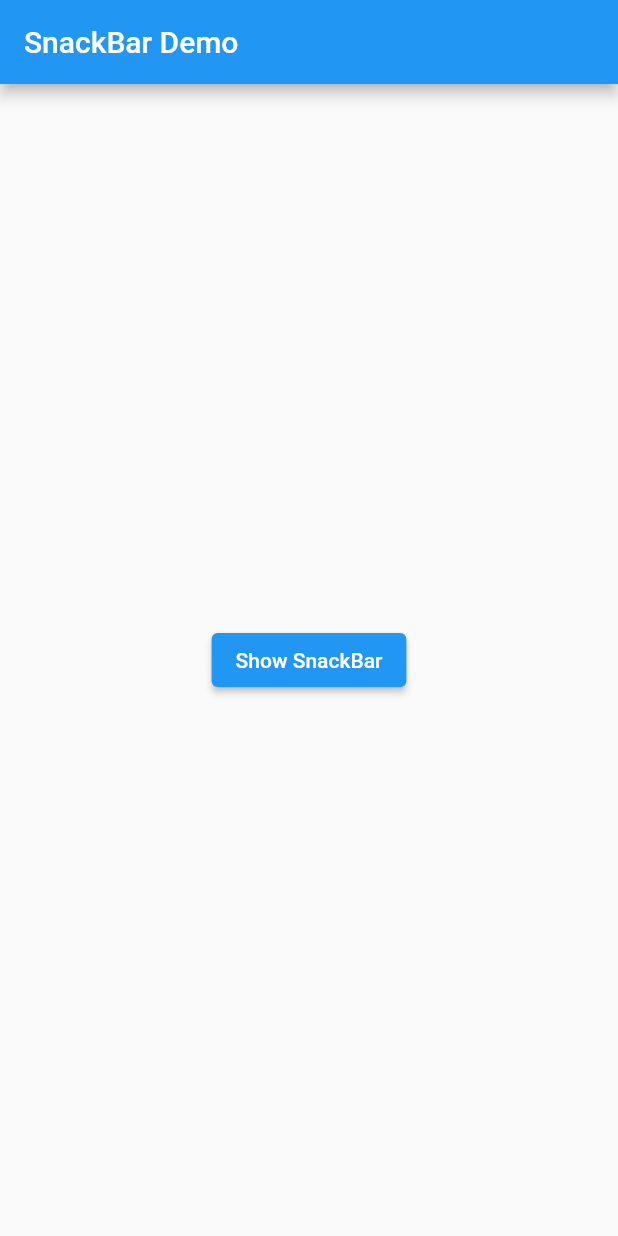
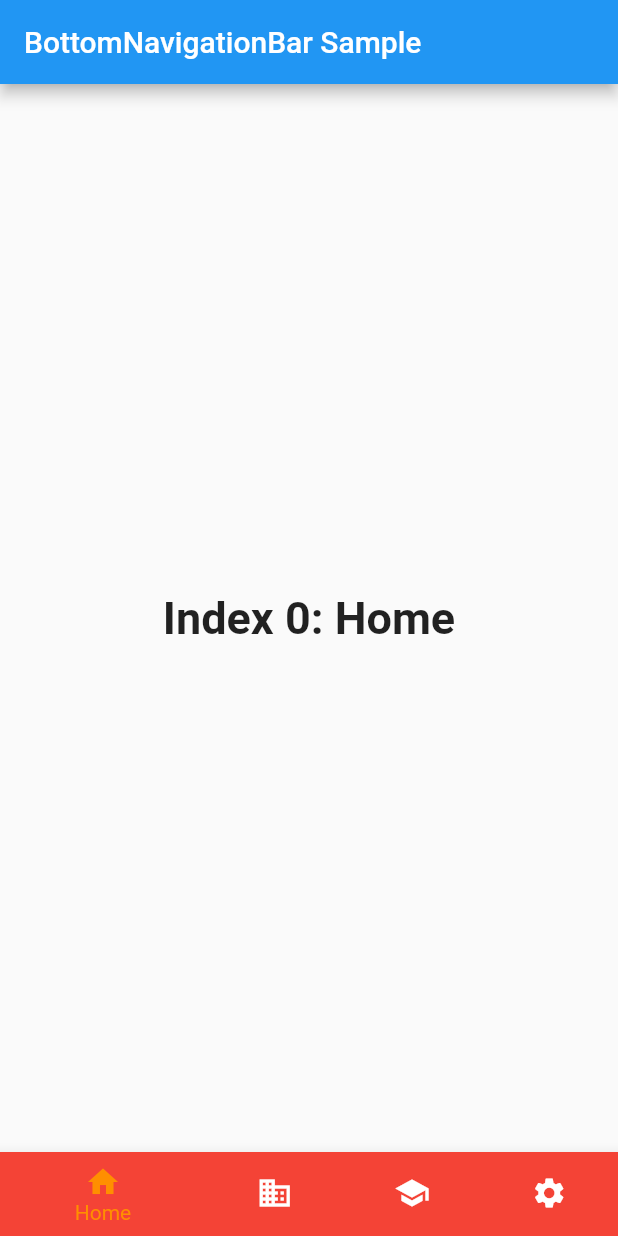
Before and after one commit to UmairAhmed85/FlutterPractise, a Flutter app: the screen it shows after launch, on a phone screen of 412 x 824 dp. Run offline on Flutter 3.47's test engine with Material 2 defaults, Android fonts, the phone set to English and light mode, and no system bars.

Commit message:
Bottom Navigation

```diff
--- a/lib/main.dart
+++ b/lib/main.dart
@@ -1,48 +1,94 @@
 import 'package:flutter/material.dart';
 
-void main() => runApp(const SnackBarDemo());
+/// Flutter code sample for [BottomNavigationBar].
 
-class SnackBarDemo extends StatelessWidget {
-  const SnackBarDemo({super.key});
+void main() => runApp(const BottomNavigationBarExampleApp());
+
+class BottomNavigationBarExampleApp extends StatelessWidget {
+  const BottomNavigationBarExampleApp({super.key});
 
   @override
   Widget build(BuildContext context) {
-    return MaterialApp(
-      title: 'SnackBar Demo',
-      home: Scaffold(
-        appBar: AppBar(
-          title: const Text('SnackBar Demo'),
-        ),
-        body: const SnackBarPage(),
+    return const MaterialApp(
+      home: BottomNavigationBarExample(),
+    );
+  }
+}
+
+class BottomNavigationBarExample extends StatefulWidget {
+  const BottomNavigationBarExample({super.key});
+
+  @override
+  State<BottomNavigationBarExample> createState() =>
+      _BottomNavigationBarExampleState();
+}
+
+class _BottomNavigationBarExampleState
+    extends State<BottomNavigationBarExample> {
+  int _selectedIndex = 0;
+  static const TextStyle optionStyle =
+  TextStyle(fontSize: 30, fontWeight: FontWeight.bold);
+  static const List<Widget> _widgetOptions = <Widget>[
+    Text(
+      'Index 0: Home',
+      style: optionStyle,
+    ),
+    Text(
+      'Index 1: Business',
+      style: optionStyle,
+    ),
+    Text(
+      'Index 2: School',
+      style: optionStyle,
+    ),
+    Text(
+      'Index 3: Settings',
+      style: optionStyle,
+    ),
+  ];
+
+  void _onItemTapped(int index) {
+    setState(() {
+      _selectedIndex = index;
+    });
+  }
+
+  @override
+  Widget build(BuildContext context) {
+    return Scaffold(
+      appBar: AppBar(
+        title: const Text('BottomNavigationBar Sample'),
+      ),
+      body: Center(
+        child: _widgetOptions.elementAt(_selectedIndex),
+      ),
+      bottomNavigationBar: BottomNavigationBar(
+        items: const <BottomNavigationBarItem>[
+          BottomNavigationBarItem(
+            icon: Icon(Icons.home),
+            label: 'Home',
+            backgroundColor: Colors.red,
+          ),
+          BottomNavigationBarItem(
+            icon: Icon(Icons.business),
+            label: 'Business',
+            backgroundColor: Colors.green,
+          ),
+          BottomNavigationBarItem(
+            icon: Icon(Icons.school),
+            label: 'School',
+            backgroundColor: Colors.purple,
+          ),
+          BottomNavigationBarItem(
+            icon: Icon(Icons.settings),
+            label: 'Settings',
+            backgroundColor: Colors.pink,
+          ),
+        ],
+        currentIndex: _selectedIndex,
+        selectedItemColor: Colors.amber[800],
+        onTap: _onItemTapped,
       ),
     );
   }
 }
-
-class SnackBarPage extends StatelessWidget {
-  const SnackBarPage({super.key});
-
-  @override
-  Widget build(BuildContext context) {
-    return Center(
-      child: ElevatedButton(
-        onPressed: () {
-          final snackBar = SnackBar(
-            content: const Text('Yay! A SnackBar!'),
-            action: SnackBarAction(
-              label: 'Undo',
-              onPressed: () {
-                // Some code to undo the change.
-              },
-            ),
-          );
-
-          // Find the ScaffoldMessenger in the widget tree
-          // and use it to show a SnackBar.
-          ScaffoldMessenger.of(context).showSnackBar(snackBar);
-        },
-        child: const Text('Show SnackBar'),
-      ),
-    );
-  }
-}
```
